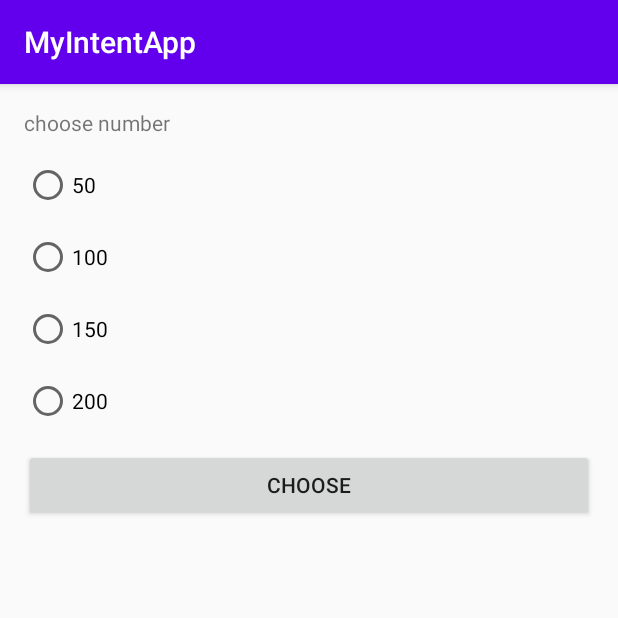
After one commit to ndgspn/dcdng-android-fundamental, an Android app: the MoveForResultActivity screen opened directly, with no data from a screen before it, on a phone screen of 412 x 824 dp, the top half of it. The commit adds this screen. Run offline under Robolectric (Android 15) with nearby library versions, the phone set to English and light mode, and no system bars.

Commit message:
added MoveForResultActivity

```diff
--- a/MyIntentApp/app/src/main/AndroidManifest.xml
+++ b/MyIntentApp/app/src/main/AndroidManifest.xml
@@ -9,7 +9,8 @@
         android:roundIcon="@mipmap/ic_launcher_round"
         android:supportsRtl="true"
         android:theme="@style/AppTheme">
-        <activity android:name=".MoveWithObjectActivity"></activity>
+        <activity android:name=".MoveForResultActivity"></activity>
+        <activity android:name=".MoveWithObjectActivity" />
         <activity android:name=".MoveWithDataActivity" />
         <activity android:name=".MoveActivity" />
         <activity android:name=".MainActivity">
--- /dev/null
+++ b/MyIntentApp/app/src/main/java/com/example/myintentapp/MoveForResultActivity.kt
@@ -0,0 +1,50 @@
+package com.example.myintentapp
+
+import android.content.Intent
+import androidx.appcompat.app.AppCompatActivity
+import android.os.Bundle
+import android.view.View
+import android.widget.Button
+import android.widget.RadioGroup
+import kotlinx.android.synthetic.main.activity_move_for_result.*
+
+class MoveForResultActivity : AppCompatActivity(), View.OnClickListener {
+    private lateinit var btnChoose: Button
+    private lateinit var rgNumber: RadioGroup
+
+    companion object {
+        const val EXTRA_SELECTED_VALUE = "extra_selected_value"
+        const val RESULT_CODE = 110
+    }
+
+    override fun onCreate(savedInstanceState: Bundle?) {
+        super.onCreate(savedInstanceState)
+        setContentView(R.layout.activity_move_for_result)
+
+        btnChoose = findViewById(R.id.btn_choose)
+        rgNumber = findViewById(R.id.rg_number)
+
+        btnChoose.setOnClickListener(this)
+    }
+
+    override fun onClick(view: View) {
+        if (view.id == R.id.btn_choose) {
+            if (rgNumber.checkedRadioButtonId != 0) {
+                var value = 0
+
+                when (rgNumber.checkedRadioButtonId) {
+                    R.id.rb_50 -> value = 50
+                    R.id.rb_100 -> value = 100
+                    R.id.rb_150 -> value = 150
+                    R.id.rb_200 -> value = 200
+                }
+
+                val resultIntent = Intent()
+                resultIntent.putExtra(EXTRA_SELECTED_VALUE, value)
+                setResult(RESULT_CODE, resultIntent)
+                finish()
+            }
+
+        }
+    }
+}
--- /dev/null
+++ b/MyIntentApp/app/src/main/res/layout/activity_move_for_result.xml
@@ -0,0 +1,59 @@
+<?xml version="1.0" encoding="utf-8"?>
+<LinearLayout xmlns:android="http://schemas.android.com/apk/res/android"
+    xmlns:app="http://schemas.android.com/apk/res-auto"
+    xmlns:tools="http://schemas.android.com/tools"
+    android:layout_width="match_parent"
+    android:layout_height="match_parent"
+    android:orientation="vertical"
+    android:padding="16dp"
+    tools:context=".MoveForResultActivity">
+
+    <TextView
+        android:layout_width="match_parent"
+        android:layout_height="wrap_content"
+        android:layout_marginBottom="16dp"
+        android:text="@string/choose_number" />
+
+    <RadioGroup
+        android:id="@+id/rg_number"
+        android:layout_width="match_parent"
+        android:layout_height="wrap_content"
+        android:orientation="vertical">
+
+        <RadioButton
+            android:id="@+id/rb_50"
+            android:layout_width="match_parent"
+            android:layout_height="wrap_content"
+            android:layout_marginBottom="@dimen/layout_vertical_margin"
+            android:text="@string/_50" />
+
+        <RadioButton
+            android:id="@+id/rb_100"
+            android:layout_width="match_parent"
+            android:layout_height="wrap_content"
+            android:layout_marginBottom="@dimen/layout_vertical_margin"
+            android:text="@string/_100" />
+
+        <RadioButton
+            android:id="@+id/rb_150"
+            android:layout_width="match_parent"
+            android:layout_height="wrap_content"
+            android:layout_marginBottom="@dimen/layout_vertical_margin"
+            android:text="@string/_150" />
+
+        <RadioButton
+            android:id="@+id/rb_200"
+            android:layout_width="match_parent"
+            android:layout_height="wrap_content"
+            android:layout_marginBottom="@dimen/layout_vertical_margin"
+            android:text="@string/_200" />
+    </RadioGroup>
+
+    <Button
+        android:id="@+id/btn_choose"
+        android:layout_width="match_parent"
+        android:layout_height="wrap_content"
+        android:text="@string/choose" />
+
+
+</LinearLayout>
--- a/MyIntentApp/app/src/main/res/values/strings.xml
+++ b/MyIntentApp/app/src/main/res/values/strings.xml
@@ -3,4 +3,12 @@
     <string name="move_activity">Pindah Activity</string>
     <string name="move_activity_with_data">Pindah activity dengan data</string>
     <string name="move_activity_with_object">Pindah activity dengan object</string>
+    <string name="choose">choose</string>
+    <string name="_200">200</string>
+    <string name="_150">150</string>
+    <string name="_100">100</string>
+    <string name="_50">50</string>
+    <string name="choose_number">choose number</string>
+    <string name="move_with_result">move with result</string>
+    <string name="result_from_activity">result from activity</string>
 </resources>
```
Also changed, not shown: MyIntentApp/app/src/main/java/com/example/myintentapp/MainActivity.kt (+32 -0 lines), MyIntentApp/app/src/main/res/layout/activity_main.xml (+15 -0 lines).
